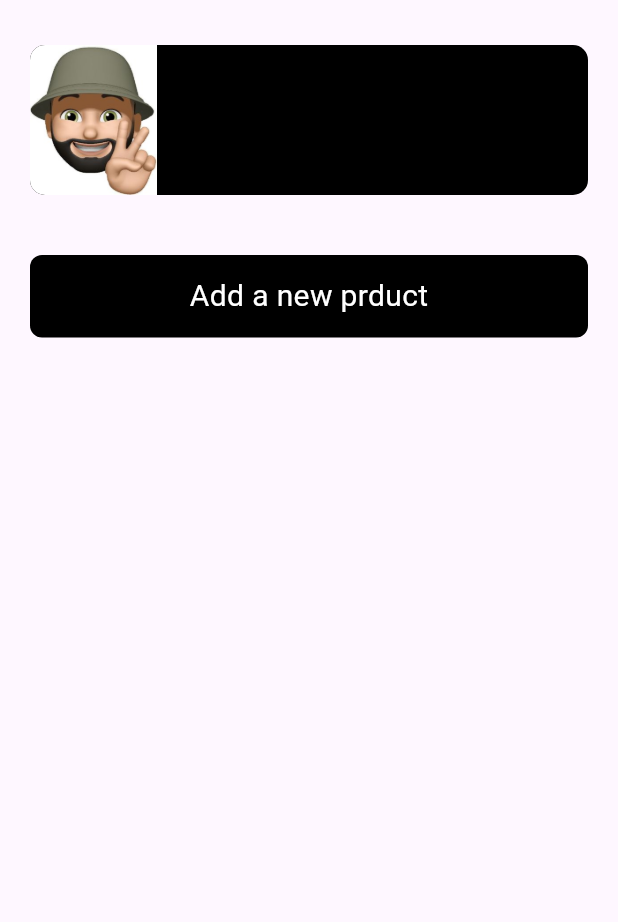
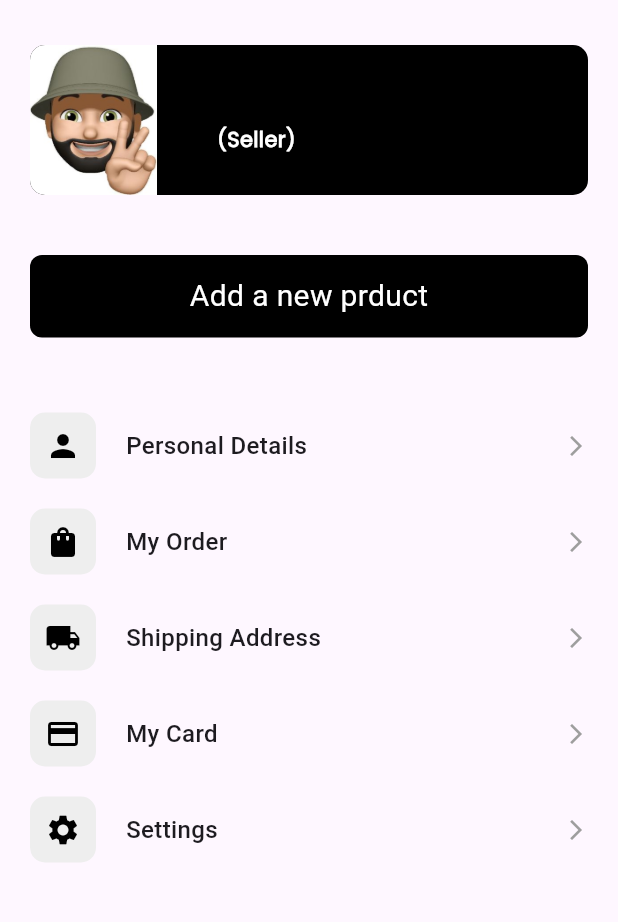
Before and after one commit to SeifRashedd/Fashion_Market, a Flutter app: the ProfileView screen opened by its route, on a phone screen of 412 x 824 dp, the part 63-985 px from its top. Run offline on Flutter 3.47's test engine with Material 3 defaults, Android fonts, the phone set to English and light mode, and no system bars; our stand-ins replace dartz, dio, equatable, firebase_auth, firebase_core, flutter_bloc and 5 more; accounts and stored records are empty.

Commit message:
add menu for the profile

```diff
--- /dev/null
+++ b/lib/Features/profile/presentaion/views/widgets/profile_menu.dart
@@ -0,0 +1,47 @@
+import 'package:flutter/material.dart';
+
+class ProfileMenu extends StatelessWidget {
+  const ProfileMenu({super.key});
+
+  @override
+  Widget build(BuildContext context) {
+    return ClipRRect(
+      borderRadius: BorderRadius.circular(20),
+      child: Column(
+        children: [
+          _buildMenuItem(context, Icons.person, "Personal Details"),
+          _buildMenuItem(context, Icons.shopping_bag, "My Order"),
+          _buildMenuItem(context, Icons.local_shipping, "Shipping Address"),
+          _buildMenuItem(context, Icons.credit_card, "My Card"),
+          _buildMenuItem(context, Icons.settings, "Settings"),
+        ],
+      ),
+    );
+  }
+
+  Widget _buildMenuItem(BuildContext context, IconData icon, String text) {
+    return Padding(
+      padding: const EdgeInsets.symmetric(vertical: 10),
+      child: Row(
+        children: [
+          Container(
+            padding: const EdgeInsets.all(10),
+            decoration: BoxDecoration(
+              color: Colors.grey[200],
+              borderRadius: BorderRadius.circular(10),
+            ),
+            child: Icon(icon, size: 24, color: Colors.black),
+          ),
+          const SizedBox(width: 20),
+          Expanded(
+            child: Text(
+              text,
+              style: const TextStyle(fontSize: 16, fontWeight: FontWeight.w500),
+            ),
+          ),
+          const Icon(Icons.arrow_forward_ios, size: 16, color: Colors.grey),
+        ],
+      ),
+    );
+  }
+}
--- a/lib/Features/profile/presentaion/views/widgets/profile_view_body.dart
+++ b/lib/Features/profile/presentaion/views/widgets/profile_view_body.dart
@@ -1,5 +1,6 @@
 import 'package:fashion_market/Features/auth/presention/views/widgets/custom_button.dart';
 import 'package:fashion_market/Features/home/presentation/views/widgets/custom_app_bar.dart';
+import 'package:fashion_market/Features/profile/presentaion/views/widgets/profile_menu.dart';
 import 'package:fashion_market/constants.dart';
 import 'package:fashion_market/core/utils/app_images.dart';
 import 'package:fashion_market/core/utils/app_styles.dart';
@@ -44,10 +45,20 @@ class ProfileViewBody extends StatelessWidget {
                         style:
                             AppStyles.styleBold18.copyWith(color: Colors.white),
                       ),
-                      Text(
-                        email,
-                        style: AppStyles.styleRegular16
-                            .copyWith(color: Colors.white),
+                      Row(
+                        children: [
+                          Text(
+                            email,
+                            style: AppStyles.styleRegular16
+                                .copyWith(color: Colors.white),
+                          ),
+                          const Gap(10),
+                          Text(
+                            '(Seller)',
+                            style: AppStyles.styleSemiBold14
+                                .copyWith(color: Colors.white),
+                          ),
+                        ],
                       ),
                     ],
                   )
@@ -62,6 +73,8 @@ class ProfileViewBody extends StatelessWidget {
             },
             text: 'Add a new prduct',
           ),
+          const Gap(40),
+          const ProfileMenu()
         ]),
       ),
     );
```
